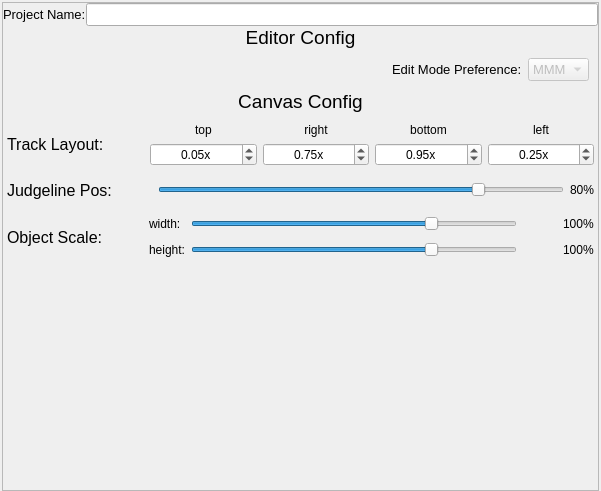
This is src/ui/config/project/projectconfig.ui in xiangCaO233/MusicMapMaker as Qt 5 draws it before an edit. The edited form follows.
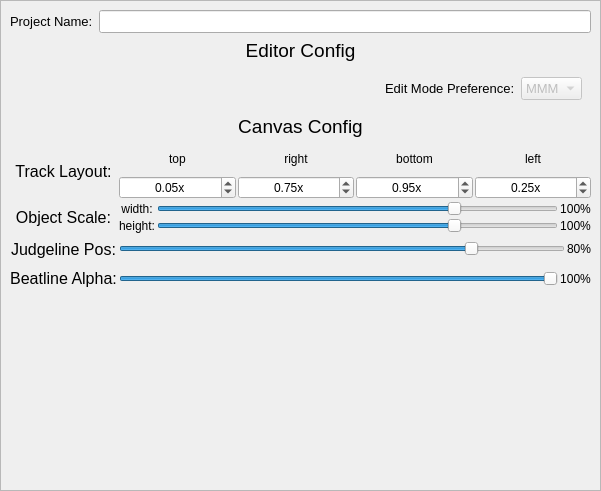
This is the edited form.

What changed in the file:
```diff
--- a/src/ui/config/project/projectconfig.ui
+++ b/src/ui/config/project/projectconfig.ui
@@ -13,18 +13,18 @@
   <property name="windowTitle">
    <string>Project Preference</string>
   </property>
-  <layout class="QHBoxLayout" name="horizontalLayout">
+  <layout class="QVBoxLayout" name="verticalLayout">
    <property name="spacing">
     <number>0</number>
    </property>
    <property name="leftMargin">
-    <number>2</number>
+    <number>0</number>
    </property>
    <property name="topMargin">
-    <number>2</number>
+    <number>0</number>
    </property>
    <property name="rightMargin">
-    <number>2</number>
+    <number>0</number>
    </property>
    <property name="bottomMargin">
     <number>0</number>
@@ -39,26 +39,11 @@
        <rect>
         <x>0</x>
         <y>0</y>
-        <width>595</width>
-        <height>487</height>
+        <width>599</width>
+        <height>489</height>
        </rect>
       </property>
-      <layout class="QVBoxLayout" name="verticalLayout">
-       <property name="spacing">
-        <number>0</number>
-       </property>
-       <property name="leftMargin">
-        <number>0</number>
-       </property>
-       <property name="topMargin">
-        <number>0</number>
-       </property>
-       <property name="rightMargin">
-        <number>0</number>
-       </property>
-       <property name="bottomMargin">
-        <number>0</number>
-       </property>
+      <layout class="QVBoxLayout" name="verticalLayout_2">
        <item>
         <layout class="QHBoxLayout" name="project_name_layout">
          <item>
@@ -160,7 +145,7 @@
         </layout>
        </item>
        <item>
-        <layout class="QVBoxLayout" name="canvasconfig_layout">
+        <layout class="QVBoxLayout" name="canvasconfig_layout" stretch="0,1">
          <property name="spacing">
           <number>6</number>
          </property>
@@ -183,24 +168,166 @@
           </widget>
          </item>
          <item>
-          <widget class="QWidget" name="tracklayoutconfig_widget" native="true">
-           <property name="styleSheet">
-            <string notr="true"/>
-           </property>
-           <layout class="QHBoxLayout" name="horizontalLayout_3" stretch="0,0,1,1,1,1">
+          <widget class="QWidget" name="widget_2" native="true">
+           <layout class="QGridLayout" name="gridLayout_2" rowstretch="2,2,1,1,0" columnstretch="0,1">
             <property name="leftMargin">
-             <number>4</number>
+             <number>0</number>
             </property>
             <property name="topMargin">
-             <number>4</number>
+             <number>0</number>
             </property>
             <property name="rightMargin">
-             <number>4</number>
+             <number>0</number>
             </property>
             <property name="bottomMargin">
-             <number>4</number>
+             <number>0</number>
             </property>
+            <property name="spacing">
+             <number>2</number>
+            </property>
+            <item row="2" column="0">
+             <widget class="QLabel" name="judgeline_pos_label">
+              <property name="font">
+               <font>
+                <pointsize>12</pointsize>
+               </font>
+              </property>
+              <property name="text">
+               <string>Judgeline Pos:</string>
+              </property>
+              <property name="alignment">
+               <set>Qt::AlignmentFlag::AlignCenter</set>
+              </property>
+             </widget>
+            </item>
+            <item row="3" column="0">
+             <widget class="QLabel" name="beatline_alpha_label">
+              <property name="font">
+               <font>
+                <pointsize>12</pointsize>
+               </font>
+              </property>
+              <property name="text">
+               <string>Beatline Alpha:</string>
+              </property>
+              <property name="alignment">
+               <set>Qt::AlignmentFlag::AlignCenter</set>
+              </property>
+             </widget>
+            </item>
+            <item row="1" column="1">
+             <layout class="QGridLayout" name="gridLayout" columnstretch="0,0,0">
+              <item row="1" column="1">
+               <widget class="QSlider" name="object_height_scale_slider">
+                <property name="minimum">
+                 <number>25</number>
+                </property>
+                <property name="maximum">
+                 <number>125</number>
+                </property>
+                <property name="pageStep">
+                 <number>5</number>
+                </property>
+                <property name="value">
+                 <number>100</number>
+                </property>
+                <property name="orientation">
+                 <enum>Qt::Orientation::Horizontal</enum>
+                </property>
+               </widget>
+              </item>
+              <item row="0" column="2">
+               <widget class="QLabel" name="object_width_scale_value_label">
+                <property name="text">
+                 <string notr="true">100%</string>
+                </property>
+                <property name="alignment">
+                 <set>Qt::AlignmentFlag::AlignCenter</set>
+                </property>
+               </widget>
+              </item>
+              <item row="1" column="0">
+               <widget class="QLabel" name="object_height_scale_label">
+                <property name="text">
+                 <string>height:</string>
+                </property>
+                <property name="alignment">
+                 <set>Qt::AlignmentFlag::AlignCenter</set>
+                </property>
+               </widget>
+              </item>
+              <item row="0" column="0">
+               <widget class="QLabel" name="object_width_scale_label">
+                <property name="text">
+                 <string>width:</string>
+                </property>
+                <property name="alignment">
+                 <set>Qt::AlignmentFlag::AlignCenter</set>
+                </property>
+               </widget>
+              </item>
+              <item row="1" column="2">
+               <widget class="QLabel" name="object_height_scale_value_label">
+                <property name="text">
+                 <string notr="true">100%</string>
+                </property>
+                <property name="alignment">
+                 <set>Qt::AlignmentFlag::AlignCenter</set>
+                </property>
+               </widget>
+              </item>
+              <item row="0" column="1">
+               <widget class="QSlider" name="object_width_scale_slider">
+                <property name="minimum">
+                 <number>25</number>
+                </property>
+                <property name="maximum">
+                 <number>125</number>
+                </property>
+                <property name="pageStep">
+                 <number>5</number>
+                </property>
+                <property name="value">
+                 <number>100</number>
+                </property>
+                <property name="orientation">
+                 <enum>Qt::Orientation::Horizontal</enum>
+                </property>
+               </widget>
+              </item>
+             </layout>
+            </item>
+            <item row="2" column="1">
+             <layout class="QHBoxLayout" name="horizontalLayout_5" stretch="0,0">
             <item>
+               <widget class="QSlider" name="judgeline_pos_slider">
+                <property name="maximum">
+                 <number>100</number>
+                </property>
+                <property name="pageStep">
+                 <number>5</number>
+                </property>
+                <property name="value">
+                 <number>80</number>
+                </property>
+                <property name="orientation">
+                 <enum>Qt::Orientation::Horizontal</enum>
+                </property>
+               </widget>
+              </item>
+              <item>
+               <widget class="QLabel" name="judgeline_pos_value_label">
+                <property name="text">
+                 <string notr="true">80%</string>
+                </property>
+                <property name="alignment">
+                 <set>Qt::AlignmentFlag::AlignCenter</set>
+                </property>
+               </widget>
+              </item>
+             </layout>
+            </item>
+            <item row="0" column="0">
              <widget class="QLabel" name="track_layout_config_label">
               <property name="font">
                <font>
@@ -210,21 +337,13 @@
               <property name="text">
                <string>Track Layout:</string>
               </property>
+              <property name="alignment">
+               <set>Qt::AlignmentFlag::AlignCenter</set>
+              </property>
              </widget>
             </item>
-            <item>
-             <spacer name="horizontalSpacer_3">
-              <property name="orientation">
-               <enum>Qt::Orientation::Horizontal</enum>
-              </property>
-              <property name="sizeHint" stdset="0">
-               <size>
-                <width>40</width>
-                <height>20</height>
-               </size>
-              </property>
-             </spacer>
-            </item>
+            <item row="0" column="1">
+             <layout class="QHBoxLayout" name="horizontalLayout">
             <item>
              <layout class="QVBoxLayout" name="toppos_layout">
               <item>
@@ -367,69 +486,16 @@
              </layout>
             </item>
            </layout>
-          </widget>
-         </item>
+            </item>
+            <item row="3" column="1">
+             <layout class="QHBoxLayout" name="horizontalLayout_3">
          <item>
-          <widget class="QWidget" name="judgelineposconfig_widget" native="true">
-           <property name="minimumSize">
-            <size>
-             <width>0</width>
-             <height>0</height>
-            </size>
-           </property>
-           <property name="styleSheet">
-            <string notr="true"/>
-           </property>
-           <layout class="QVBoxLayout" name="verticalLayout_2">
-            <property name="leftMargin">
-             <number>4</number>
-            </property>
-            <property name="topMargin">
-             <number>4</number>
-            </property>
-            <property name="rightMargin">
-             <number>4</number>
-            </property>
-            <property name="bottomMargin">
-             <number>4</number>
-            </property>
-            <item>
-             <layout class="QHBoxLayout" name="horizontalLayout_5" stretch="0,0,1,0">
-              <item>
-               <widget class="QLabel" name="judgeline_pos_label">
-                <property name="font">
-                 <font>
-                  <pointsize>12</pointsize>
-                 </font>
-                </property>
-                <property name="text">
-                 <string>Judgeline Pos:</string>
-                </property>
-               </widget>
-              </item>
-              <item>
-               <spacer name="horizontalSpacer_8">
-                <property name="orientation">
-                 <enum>Qt::Orientation::Horizontal</enum>
-                </property>
-                <property name="sizeHint" stdset="0">
-                 <size>
-                  <width>40</width>
-                  <height>20</height>
-                 </size>
-                </property>
-               </spacer>
-              </item>
-              <item>
-               <widget class="QSlider" name="judgeline_pos_slider">
+               <widget class="QSlider" name="beatline_alpha_slider">
                 <property name="maximum">
                  <number>100</number>
                 </property>
-                <property name="pageStep">
-                 <number>5</number>
-                </property>
                 <property name="value">
-                 <number>80</number>
+                 <number>100</number>
                 </property>
                 <property name="orientation">
                  <enum>Qt::Orientation::Horizontal</enum>
@@ -437,36 +503,18 @@
                </widget>
               </item>
               <item>
-               <widget class="QLabel" name="judgeline_pos_value_label">
+               <widget class="QLabel" name="beatline_alpha_value_label">
                 <property name="text">
-                 <string notr="true">80%</string>
+                 <string notr="true">100%</string>
                 </property>
+                <property name="alignment">
+                 <set>Qt::AlignmentFlag::AlignCenter</set>
+                </property>
                </widget>
               </item>
              </layout>
             </item>
-           </layout>
-          </widget>
-         </item>
-         <item>
-          <widget class="QWidget" name="objectscaleconfig_widget" native="true">
-           <property name="styleSheet">
-            <string notr="true"/>
-           </property>
-           <layout class="QHBoxLayout" name="horizontalLayout_4" stretch="0,0,1">
-            <property name="leftMargin">
-             <number>4</number>
-            </property>
-            <property name="topMargin">
-             <number>4</number>
-            </property>
-            <property name="rightMargin">
-             <number>4</number>
-            </property>
-            <property name="bottomMargin">
-             <number>4</number>
-            </property>
-            <item>
+            <item row="1" column="0">
              <widget class="QLabel" name="objectscaleconfig_label">
               <property name="font">
                <font>
@@ -476,116 +524,10 @@
               <property name="text">
                <string>Object Scale:</string>
               </property>
-             </widget>
-            </item>
-            <item>
-             <spacer name="horizontalSpacer_5">
-              <property name="orientation">
-               <enum>Qt::Orientation::Horizontal</enum>
+              <property name="alignment">
+               <set>Qt::AlignmentFlag::AlignCenter</set>
               </property>
-              <property name="sizeHint" stdset="0">
-               <size>
-                <width>40</width>
-                <height>20</height>
-               </size>
-              </property>
-             </spacer>
-            </item>
-            <item>
-             <layout class="QGridLayout" name="gridLayout" columnstretch="0,1,0,0" columnminimumwidth="0,1,0,0">
-              <item row="1" column="3">
-               <widget class="QLabel" name="object_height_scale_value_label">
-                <property name="text">
-                 <string notr="true">100%</string>
-                </property>
-               </widget>
-              </item>
-              <item row="0" column="3">
-               <widget class="QLabel" name="object_width_scale_value_label">
-                <property name="text">
-                 <string notr="true">100%</string>
-                </property>
-               </widget>
-              </item>
-              <item row="0" column="0">
-               <widget class="QLabel" name="object_width_scale_label">
-                <property name="text">
-                 <string>width:</string>
-                </property>
-               </widget>
-              </item>
-              <item row="1" column="1">
-               <widget class="QSlider" name="object_height_scale_slider">
-                <property name="minimum">
-                 <number>25</number>
-                </property>
-                <property name="maximum">
-                 <number>125</number>
-                </property>
-                <property name="pageStep">
-                 <number>5</number>
-                </property>
-                <property name="value">
-                 <number>100</number>
-                </property>
-                <property name="orientation">
-                 <enum>Qt::Orientation::Horizontal</enum>
-                </property>
-               </widget>
-              </item>
-              <item row="1" column="0">
-               <widget class="QLabel" name="object_height_scale_label">
-                <property name="text">
-                 <string>height:</string>
-                </property>
-               </widget>
-              </item>
-              <item row="0" column="1">
-               <widget class="QSlider" name="object_width_scale_slider">
-                <property name="minimum">
-                 <number>25</number>
-                </property>
-                <property name="maximum">
-                 <number>125</number>
-                </property>
-                <property name="pageStep">
-                 <number>5</number>
-                </property>
-                <property name="value">
-                 <number>100</number>
-                </property>
-                <property name="orientation">
-                 <enum>Qt::Orientation::Horizontal</enum>
-                </property>
-               </widget>
-              </item>
-              <item row="0" column="2">
-               <spacer name="horizontalSpacer_6">
-                <property name="orientation">
-                 <enum>Qt::Orientation::Horizontal</enum>
-                </property>
-                <property name="sizeHint" stdset="0">
-                 <size>
-                  <width>40</width>
-                  <height>20</height>
-                 </size>
-                </property>
-               </spacer>
-              </item>
-              <item row="1" column="2">
-               <spacer name="horizontalSpacer_7">
-                <property name="orientation">
-                 <enum>Qt::Orientation::Horizontal</enum>
-                </property>
-                <property name="sizeHint" stdset="0">
-                 <size>
-                  <width>40</width>
-                  <height>20</height>
-                 </size>
-                </property>
-               </spacer>
-              </item>
-             </layout>
+             </widget>
             </item>
            </layout>
           </widget>
@@ -600,7 +542,7 @@
          <property name="sizeHint" stdset="0">
           <size>
            <width>20</width>
-           <height>120</height>
+           <height>40</height>
           </size>
          </property>
         </spacer>
```
Lines whose indentation alone changed are shown as unchanged.
